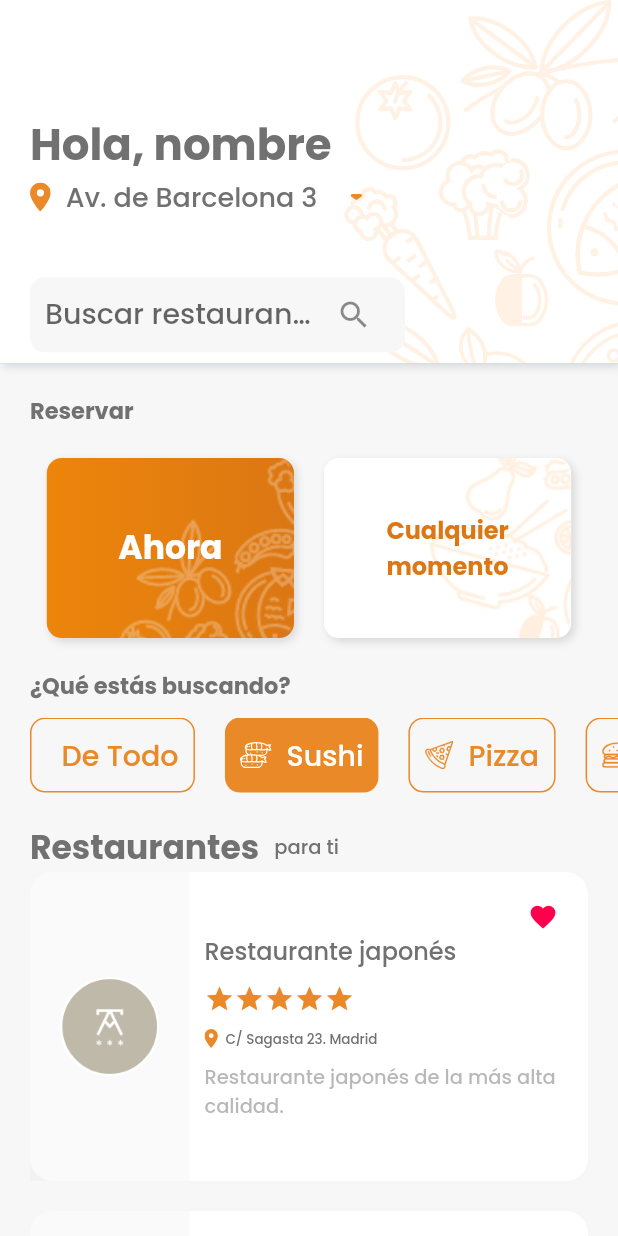
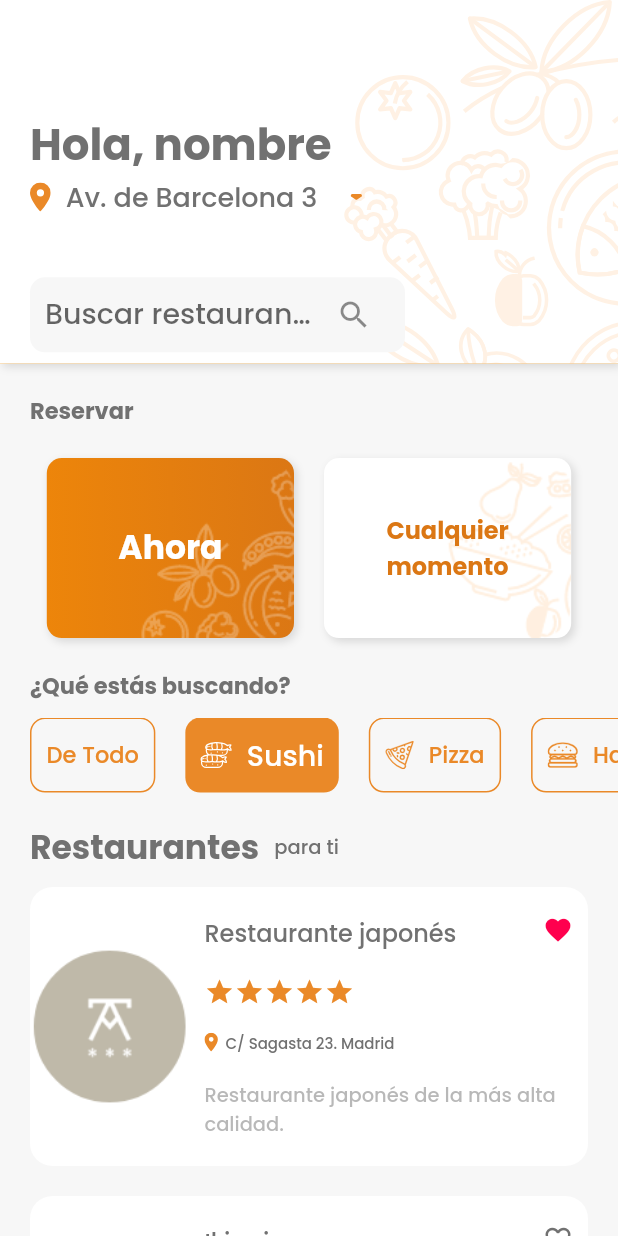
Before and after one commit to andyBbx/bookify, a Flutter app: the HomeTab screen opened directly, after a tap on "Sushi", on a phone screen of 412 x 824 dp. Run offline on Flutter 3.47's test engine with Material 2 defaults, Android fonts, the phone set to English and light mode, and no system bars; drawn by our look-alikes of flutter_rating_bar; our stand-ins replace bloc, carousel_slider, flutter_bloc, flutter_svg.

Commit message:
home design

```diff
--- a/lib/presentation/screens/home/tabs/pagger/offers.dart
+++ b/lib/presentation/screens/home/tabs/pagger/offers.dart
@@ -39,7 +39,7 @@ class Offers extends StatelessWidget {
           ),
         ),
         const SizedBox(
-          height: 5,
+          height: 10,
         ),
         GridView.count(
           padding: const EdgeInsets.symmetric(horizontal: 20),
--- a/lib/presentation/screens/home/tabs/pagger/resuturants.dart
+++ b/lib/presentation/screens/home/tabs/pagger/resuturants.dart
@@ -3,8 +3,6 @@ import 'package:bookify/constants/color.dart';
 import 'package:bookify/data/models/resturant.dart';
 import 'package:bookify/presentation/widgets/resturants_list.dart';
 import 'package:flutter/material.dart';
-import 'package:flutter_rating_bar/flutter_rating_bar.dart';
-import 'package:flutter_svg/svg.dart';
 
 class Restaurantes extends StatelessWidget {
   Restaurantes({Key? key}) : super(key: key);
@@ -47,40 +45,40 @@ class Restaurantes extends StatelessWidget {
     return Column(
       children: [
         Container(
-          padding: EdgeInsets.symmetric(horizontal: 20),
+          padding: const EdgeInsets.symmetric(horizontal: 20),
           child: Row(
             children: [
-              Container(
-                child: Text(
+              Text(
                 "Restaurantes",
                 style: TextStyle(
                     color: textDrkgray,
                     fontSize: 22,
                     fontWeight: FontWeight.bold),
               ),
-              ),
-              SizedBox(
+              const SizedBox(
                 width: 10,
               ),
-              Container(
-                child: Text(
+              Text(
                 "para ti",
                 style: TextStyle(
                     color: textDrkgray,
                     fontSize: 13,
                     fontWeight: FontWeight.w500),
               ),
-              ),
             ],
           ),
         ),
+        const SizedBox(
+          height: 10,
+        ),
         GridView.count(
+          padding: const EdgeInsets.symmetric(horizontal: 20),
           crossAxisCount: isTab() ? 2 : 1,
           shrinkWrap: true,
           childAspectRatio: isTab() ? 2.5 : 2,
           crossAxisSpacing: 20,
           mainAxisSpacing: 20,
-          physics: NeverScrollableScrollPhysics(),
+          physics: const NeverScrollableScrollPhysics(),
           children: [
             ResturantListItem(restaurante: _resturants[0]),
             ResturantListItem(restaurante: _resturants[1]),
--- a/lib/presentation/screens/home/tabs/tab_home.dart
+++ b/lib/presentation/screens/home/tabs/tab_home.dart
@@ -71,23 +71,21 @@ class _HomeTabState extends State<HomeTab> {
 
     double widhth = MediaQuery.of(context).size.width;
     double height = MediaQuery.of(context).size.height;
-    bool isLandccape =
-        (MediaQuery.of(context).orientation == Orientation.landscape);
 
     return Scaffold(
       backgroundColor: backgroundColor,
       body: CustomScrollView(slivers: [
         SliverAppBar(
           pinned: true,
-          iconTheme: IconThemeData(
+          iconTheme: const IconThemeData(
             color: Colors.transparent,
           ),
           expandedHeight: isTab() ? height / 7 : widhth / 1.7,
           collapsedHeight: isTab() ? height / 7 : widhth / 1.7,
           flexibleSpace: Container(
-            decoration: BoxDecoration(
+            decoration: const BoxDecoration(
               color: Colors.white,
-              boxShadow: const [
+              boxShadow: [
                 BoxShadow(
                   color: Colors.black12,
                   blurRadius: 4,
@@ -203,7 +201,7 @@ class _HomeTabState extends State<HomeTab> {
                 height: 20,
               ),
               Container(
-                padding: EdgeInsets.symmetric(horizontal: 20),
+                padding: const EdgeInsets.symmetric(horizontal: 20),
                 width: widhth,
                 child: Text(
                   "Reservar",
--- a/lib/presentation/widgets/filter_chip.dart
+++ b/lib/presentation/widgets/filter_chip.dart
@@ -20,10 +20,10 @@ class _FilterChipItemState extends State<FilterChipItem> {
   Widget build(BuildContext context) {
     return widget.cheapItem.seleted
         ? Container(
-            padding: EdgeInsets.symmetric(
+            padding: const EdgeInsets.symmetric(
               horizontal: 10,
             ),
-            margin: EdgeInsets.symmetric(
+            margin: const EdgeInsets.symmetric(
               horizontal: 10,
             ),
             child: Center(
@@ -34,13 +34,15 @@ class _FilterChipItemState extends State<FilterChipItem> {
                         widget.cheapItem.icon,
                         color: Colors.white,
                       )
-                    : SizedBox.shrink(),
-                SizedBox(
-                  width: 10,
-                ),
+                    : const SizedBox.shrink(),
+                widget.cheapItem.icon.isNotEmpty
+                    ? const SizedBox(
+                        width: 10,
+                      )
+                    : Container(),
                 Text(
                   widget.cheapItem.text,
-                  style: TextStyle(
+                  style: const TextStyle(
                       color: Colors.white,
                       fontSize: 19,
                       fontWeight: FontWeight.w300),
@@ -50,14 +52,14 @@ class _FilterChipItemState extends State<FilterChipItem> {
             height: 50,
             decoration: BoxDecoration(
               color: textBold,
-              borderRadius: BorderRadius.all(Radius.circular(10)),
+              borderRadius: const BorderRadius.all(Radius.circular(10)),
             ),
           )
         : Container(
-            padding: EdgeInsets.symmetric(
+            padding: const EdgeInsets.symmetric(
               horizontal: 10,
             ),
-            margin: EdgeInsets.symmetric(
+            margin: const EdgeInsets.symmetric(
               horizontal: 10,
             ),
             child: Center(
@@ -69,21 +71,23 @@ class _FilterChipItemState extends State<FilterChipItem> {
                         color: textBold,
                       )
                     : Container(),
-                SizedBox(
-                  width: 10,
-                ),
+                widget.cheapItem.icon.isNotEmpty
+                    ? const SizedBox(
+                        width: 10,
+                      )
+                    : Container(),
                 Text(
                   widget.cheapItem.text,
                   style: TextStyle(
                       color: textBold,
-                      fontSize: 19,
+                      fontSize: 15,
                       fontWeight: FontWeight.w500),
                 ),
               ],
             )),
             height: 50,
             decoration: BoxDecoration(
-                borderRadius: BorderRadius.all(Radius.circular(10)),
+                borderRadius: const BorderRadius.all(Radius.circular(10)),
                 border: Border.all(
                   color: textBold,
                 )),
--- a/lib/presentation/widgets/reservar.dart
+++ b/lib/presentation/widgets/reservar.dart
@@ -13,16 +13,13 @@ class ReservarItem extends StatelessWidget {
   Widget build(BuildContext context) {
     double widhth = MediaQuery.of(context).size.width;
     double height = MediaQuery.of(context).size.height;
-    bool isLandccape =
-        (MediaQuery.of(context).orientation == Orientation.landscape);
     double bocwidth = 2.5;
     double heoght = 3.5;
 
     return isWhite
         ? Container(
-            height: widhth / heoght,
             width: widhth / bocwidth,
-            decoration: BoxDecoration(
+            decoration: const BoxDecoration(
               color: Colors.white,
               borderRadius: BorderRadius.all(Radius.circular(10)),
               boxShadow: [
@@ -42,8 +39,9 @@ class ReservarItem extends StatelessWidget {
                   bottom: 0,
                   child: Image.asset(
                     "assets/home/box_frame2.png",
-                    color: Color(0xFFFFC68D).withAlpha(70),
-                    fit: BoxFit.cover,
+                    alignment: Alignment.centerRight,
+                    color: const Color(0xFFFFC68D).withAlpha(70),
+                    fit: BoxFit.fitHeight,
                   ),
                 ),
                 Center(
@@ -62,8 +60,8 @@ class ReservarItem extends StatelessWidget {
             width: widhth / bocwidth,
             decoration: BoxDecoration(
               gradient: appgradient,
-              borderRadius: BorderRadius.all(Radius.circular(10)),
-              boxShadow: [
+              borderRadius: const BorderRadius.all(Radius.circular(10)),
+              boxShadow: const [
                 BoxShadow(
                   color: Colors.black12,
                   blurRadius: 4,
@@ -80,14 +78,15 @@ class ReservarItem extends StatelessWidget {
                   bottom: 0,
                   child: Image.asset(
                     "assets/home/frame_box.png",
+                    alignment: Alignment.centerRight,
                     color: Colors.white.withAlpha(70),
-                    fit: BoxFit.cover,
+                    fit: BoxFit.fitHeight,
                   ),
                 ),
                 Center(
                     child: Text(
                   title,
-                  style: TextStyle(
+                  style: const TextStyle(
                       color: Colors.white,
                       fontSize: 22,
                       fontWeight: FontWeight.bold),
--- a/lib/presentation/widgets/resturants_list.dart
+++ b/lib/presentation/widgets/resturants_list.dart
@@ -17,71 +17,66 @@ class ResturantListItem extends StatelessWidget {
   Widget build(BuildContext context) {
     double widhth = MediaQuery.of(context).size.width;
     double height = MediaQuery.of(context).size.height;
-    bool isLandccape =
-        (MediaQuery.of(context).orientation == Orientation.landscape);
 
-    return Stack(
-      children: [
-        InkWell(
+    return Container(
+      // margin: const EdgeInsets.symmetric(horizontal: 20),
+      width: widhth,
+      decoration: const BoxDecoration(
+          color: Colors.white,
+          borderRadius: BorderRadius.all(Radius.circular(15))),
+      child: InkWell(
         onTap: () {
-            //RegisterScreen
           Navigator.of(context).push(MaterialPageRoute(
               builder: (context) => ResturantSelectionScreen(
                     restaurante: restaurante,
                   )));
         },
-          child: Container(
-            margin: EdgeInsets.symmetric(horizontal: 20),
-            width: widhth,
-            decoration: BoxDecoration(
-                color: Colors.white,
-                borderRadius: BorderRadius.all(Radius.circular(15))),
         child: Row(
           mainAxisAlignment: MainAxisAlignment.spaceBetween,
           crossAxisAlignment: CrossAxisAlignment.center,
           children: [
             Expanded(
               flex: 2,
-                  child: Container(
-                    width: double.infinity,
-                    height: double.infinity,
-                    decoration: BoxDecoration(
-                      color: Colors.black12.withOpacity(0.02),
-                      borderRadius: BorderRadius.only(
-                          topLeft: Radius.circular(15),
-                          bottomLeft: Radius.circular(0)),
-                    ),
-                    child: Container(
-                      margin: EdgeInsets.all(20),
               child: Image.asset(
                 restaurante.logo,
-                        fit: BoxFit.scaleDown,
-                      ),
-                    ),
+                fit: BoxFit.contain,
               ),
             ),
             Expanded(
-                  flex: isTab() ? 5 : 5,
+              flex: 5,
               child: Padding(
-                    padding: const EdgeInsets.only(left: 10),
+                padding: const EdgeInsets.all(10),
                 child: Column(
-                      mainAxisAlignment: MainAxisAlignment.center,
+                  mainAxisAlignment: MainAxisAlignment.spaceAround,
                   crossAxisAlignment: CrossAxisAlignment.start,
                   children: [
                     Row(
                       mainAxisAlignment: MainAxisAlignment.spaceBetween,
+                      crossAxisAlignment: CrossAxisAlignment.start,
                       children: [
-                            Text(restaurante.name,
+                        Flexible(
+                          child: Text(restaurante.name,
+                              maxLines: 2,
+                              overflow: TextOverflow.ellipsis,
                               style: TextStyle(
                                 color: textDrkgray,
                                 fontSize: 16,
                                 fontWeight: FontWeight.w500,
                               )),
+                        ),
+                        Icon(
+                          restaurante.isFavv
+                              ? Icons.favorite
+                              : Icons.favorite_outline,
+                          color:
+                              restaurante.isFavv ? favrioteColor : textDrkgray,
+                          size: 20,
+                        ),
                       ],
                     ),
-                        SizedBox(
-                          height: 10,
-                        ),
+                    // const SizedBox(
+                    //   height: 5,
+                    // ),
                     RatingBarIndicator(
                       rating: 5,
                       itemBuilder: (context, index) => Icon(
@@ -92,36 +87,39 @@ class ResturantListItem extends StatelessWidget {
                       itemSize: 20.0,
                       direction: Axis.horizontal,
                     ),
-                        SizedBox(
-                          height: 10,
-                        ),
+                    // const SizedBox(
+                    //   height: 5,
+                    // ),
                     Row(
+                      crossAxisAlignment: CrossAxisAlignment.start,
                       children: [
                         SvgPicture.asset(
                           "assets/images/icons/location.svg",
                           fit: BoxFit.scaleDown,
                           width: 9,
                         ),
-                            SizedBox(
+                        const SizedBox(
                           width: 5,
                         ),
-                            Container(
-                              padding: EdgeInsets.only(right: 20),
+                        Flexible(
                           child: Text(restaurante.adress,
+                              overflow: TextOverflow.ellipsis,
+                              maxLines: 1,
                               style: TextStyle(
                                 color: textDrkgray,
-                                    fontSize: 9,
+                                fontSize: 10,
                                 fontWeight: FontWeight.normal,
                               )),
                         ),
                       ],
                     ),
-                        SizedBox(
-                          height: 10,
-                        ),
-                        Container(
-                          padding: EdgeInsets.only(right: 20),
+                    // const SizedBox(
+                    //   height: 5,
+                    // ),
+                    Flexible(
                       child: Text(restaurante.description,
+                          overflow: TextOverflow.ellipsis,
+                          maxLines: 2,
                           style: TextStyle(
                             color: textDrkgray.withOpacity(0.5),
                             fontSize: 13,
@@ -135,17 +133,6 @@ class ResturantListItem extends StatelessWidget {
           ],
         ),
       ),
-        ),
-        Positioned(
-          top: 20,
-          right: 40,
-          child: Icon(
-            restaurante.isFavv ? Icons.favorite : Icons.favorite_outline,
-            color: restaurante.isFavv ? favrioteColor : textDrkgray,
-            size: 20,
-          ),
-        )
-      ],
     );
   }
 }
```
Lines whose indentation alone changed are shown as unchanged.
